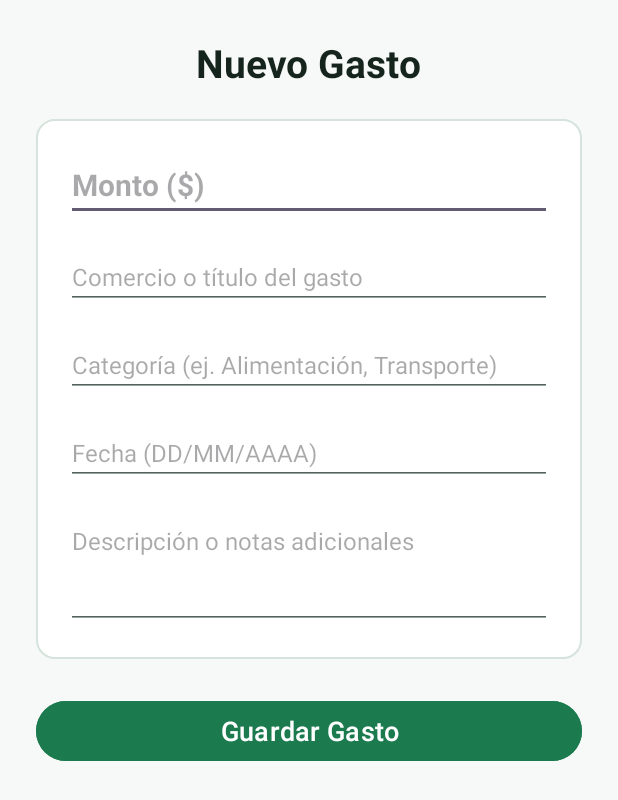
After one commit to Jacktacker/Control-de-Gastos, an Android app: the AgregarActivity screen opened directly, with no data from a screen before it, on a phone screen of 412 x 824 dp. The commit adds this screen. Shown: the top 800 px of the screen. Run offline under Robolectric (Android 15) with nearby library versions, the phone set to English and light mode, and no system bars.

Commit message:
Agrega layout de la pantalla Agregar

```diff
--- a/app/src/main/AndroidManifest.xml
+++ b/app/src/main/AndroidManifest.xml
@@ -11,15 +11,15 @@
         android:roundIcon="@mipmap/ic_launcher_round"
         android:supportsRtl="true"
         android:theme="@style/Theme.ControlDeGastos">
-
+        <activity
+            android:name=".AgregarActivity"
+            android:exported="false" />
         <activity
             android:name=".ListaActivity"
             android:exported="false" />
-
         <activity
             android:name=".RegistroActivity"
             android:exported="false" />
-
         <activity
             android:name=".MainActivity"
             android:exported="true">
--- /dev/null
+++ b/app/src/main/java/com/example/controldegastos/AgregarActivity.kt
@@ -0,0 +1,20 @@
+package com.example.controldegastos
+
+import android.os.Bundle
+import androidx.activity.enableEdgeToEdge
+import androidx.appcompat.app.AppCompatActivity
+import androidx.core.view.ViewCompat
+import androidx.core.view.WindowInsetsCompat
+
+class AgregarActivity : AppCompatActivity() {
+    override fun onCreate(savedInstanceState: Bundle?) {
+        super.onCreate(savedInstanceState)
+        enableEdgeToEdge()
+        setContentView(R.layout.activity_agregar)
+        ViewCompat.setOnApplyWindowInsetsListener(findViewById(R.id.main)) { v, insets ->
+            val systemBars = insets.getInsets(WindowInsetsCompat.Type.systemBars())
+            v.setPadding(systemBars.left, systemBars.top, systemBars.right, systemBars.bottom)
+            insets
+        }
+    }
+}
--- /dev/null
+++ b/app/src/main/res/layout/activity_agregar.xml
@@ -0,0 +1,91 @@
+<?xml version="1.0" encoding="utf-8"?>
+<ScrollView xmlns:android="http://schemas.android.com/apk/res/android"
+    xmlns:tools="http://schemas.android.com/tools"
+    android:id="@+id/main"
+    android:layout_width="match_parent"
+    android:layout_height="match_parent"
+    android:fillViewport="true"
+    tools:context=".AgregarActivity">
+
+    <LinearLayout
+        android:layout_width="match_parent"
+        android:layout_height="wrap_content"
+        android:orientation="vertical"
+        android:padding="24dp">
+
+        <TextView
+            android:id="@+id/txtTituloAgregar"
+            style="@style/TituloPantalla"
+            android:layout_width="wrap_content"
+            android:layout_height="wrap_content"
+            android:layout_gravity="center_horizontal"
+            android:layout_marginBottom="20dp"
+            android:text="@string/titulo_agregar" />
+
+        <LinearLayout
+            android:layout_width="match_parent"
+            android:layout_height="wrap_content"
+            android:background="@drawable/bg_tarjeta"
+            android:orientation="vertical"
+            android:padding="20dp">
+
+            <EditText
+                android:id="@+id/edtMontoAgregar"
+                android:layout_width="match_parent"
+                android:layout_height="wrap_content"
+                android:hint="@string/hint_monto"
+                android:inputType="number"
+                android:textSize="20sp"
+                android:textStyle="bold" />
+
+            <EditText
+                android:id="@+id/edtComercioAgregar"
+                android:layout_width="match_parent"
+                android:layout_height="wrap_content"
+                android:layout_marginTop="16dp"
+                android:hint="@string/hint_comercio"
+                android:inputType="textCapSentences"
+                android:textSize="16sp" />
+
+            <EditText
+                android:id="@+id/edtCategoriaAgregar"
+                android:layout_width="match_parent"
+                android:layout_height="wrap_content"
+                android:layout_marginTop="16dp"
+                android:hint="@string/hint_categoria"
+                android:inputType="textCapSentences"
+                android:textSize="16sp" />
+
+            <EditText
+                android:id="@+id/edtFechaAgregar"
+                android:layout_width="match_parent"
+                android:layout_height="wrap_content"
+                android:layout_marginTop="16dp"
+                android:hint="@string/hint_fecha"
+                android:inputType="date"
+                android:textSize="16sp" />
+
+            <EditText
+                android:id="@+id/edtDescripcionAgregar"
+                android:layout_width="match_parent"
+                android:layout_height="wrap_content"
+                android:layout_marginTop="16dp"
+                android:gravity="top|start"
+                android:hint="@string/hint_descripcion"
+                android:inputType="textMultiLine"
+                android:minLines="3"
+                android:textSize="16sp" />
+
+        </LinearLayout>
+
+        <Button
+            android:id="@+id/btnGuardarGasto"
+            android:layout_width="match_parent"
+            android:layout_height="wrap_content"
+            android:layout_marginTop="24dp"
+            android:backgroundTint="@color/primario"
+            android:text="@string/btn_guardar_gasto"
+            android:textSize="18sp" />
+
+    </LinearLayout>
+</ScrollView>
--- a/app/src/main/res/values/strings.xml
+++ b/app/src/main/res/values/strings.xml
@@ -50,4 +50,13 @@
     <string name="gasto_5_titulo">Farmacia y botiquín</string>
     <string name="gasto_5_detalle">Salud • 12 nov</string>
     <string name="gasto_5_monto">-$34.000</string>
+
+    <!-- Agregar -->
+    <string name="titulo_agregar">Nuevo Gasto</string>
+    <string name="hint_comercio">Comercio o título del gasto</string>
+    <string name="hint_monto">Monto ($)</string>
+    <string name="hint_categoria">Categoría (ej. Alimentación, Transporte)</string>
+    <string name="hint_fecha">Fecha (DD/MM/AAAA)</string>
+    <string name="hint_descripcion">Descripción o notas adicionales</string>
+    <string name="btn_guardar_gasto">Guardar Gasto</string>
 </resources>
```
